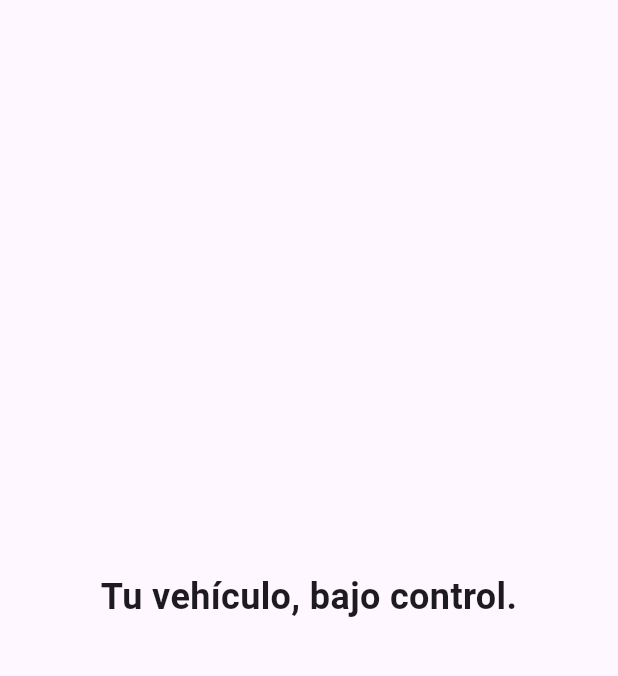
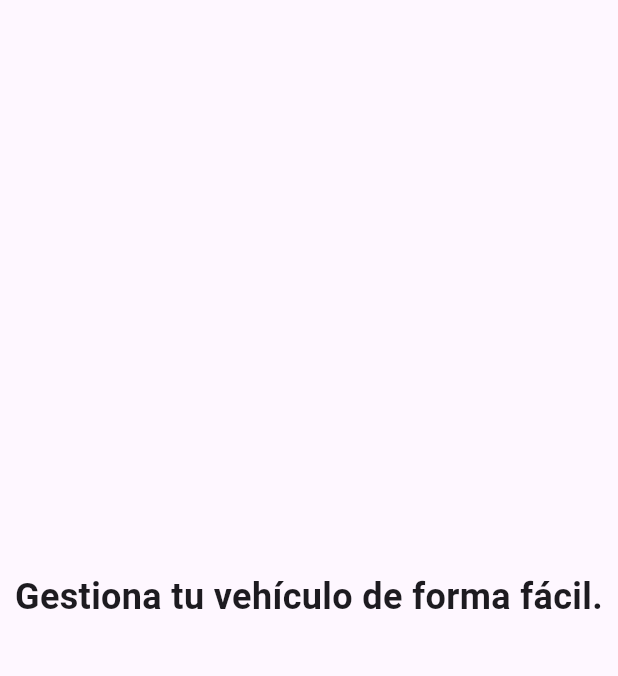
Before and after one commit to jhraldo/drivewise_app, a Flutter app: the screen it shows after launch, on a phone screen of 412 x 824 dp, the part 63-739 px from its top. Run offline on Flutter 3.47's test engine with Material 3 defaults, Android fonts, the phone set to English and light mode, and no system bars.

Commit message:
feat: ajusta mensaje de inicio

```diff
--- a/lib/main.dart
+++ b/lib/main.dart
@@ -21,7 +21,7 @@ class DriveWiseApp extends StatelessWidget {
         ),
         body: const Center(
           child: Text(
-            'Tu vehículo, bajo control.',
+            'Gestiona tu vehículo de forma fácil.',
             style: TextStyle(
               fontSize: 24,
               fontWeight: FontWeight.bold,
```
